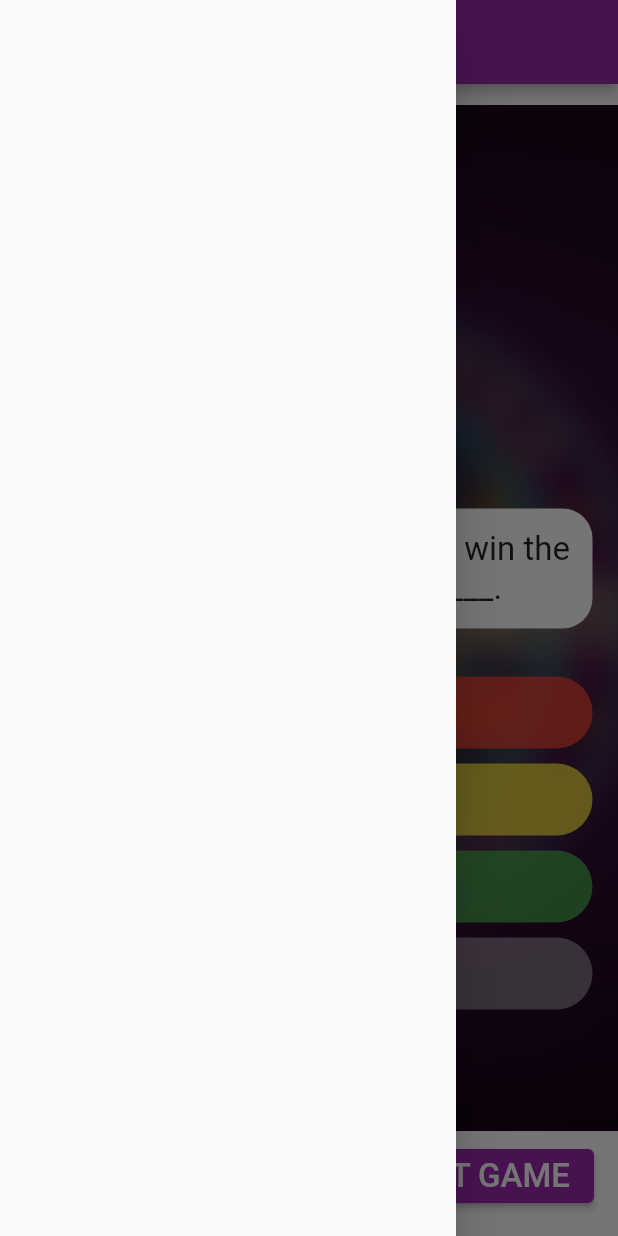
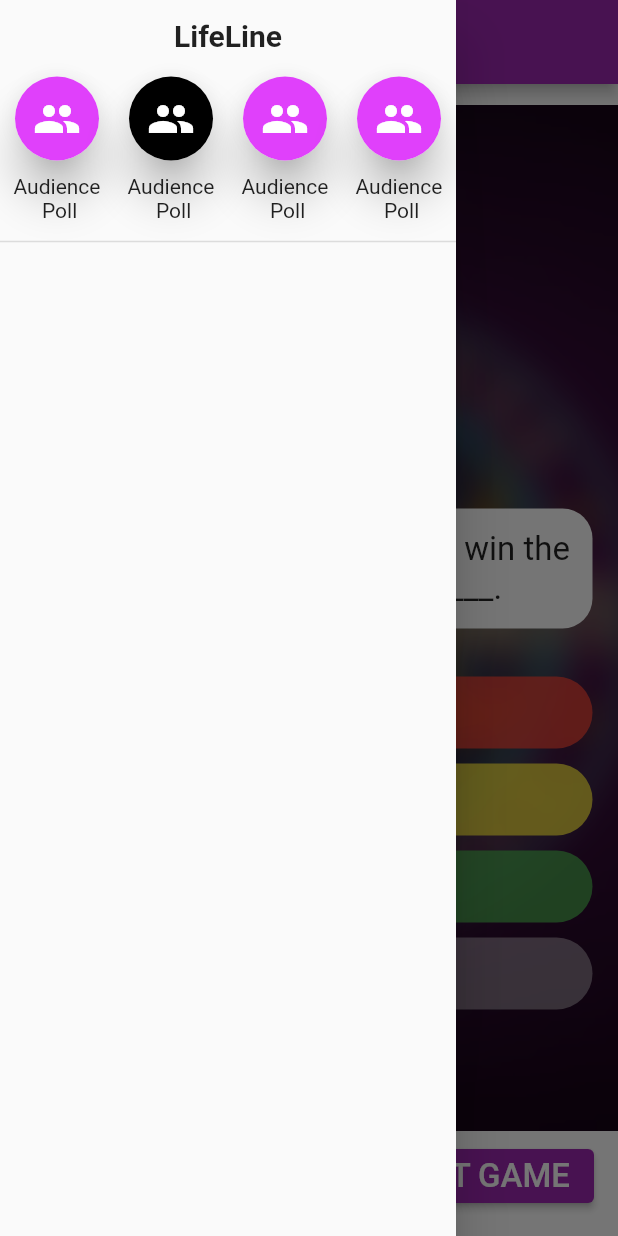
Before and after one commit to akagrawal96/kbc_quiz_app, a Flutter app: the screen it shows after launch, with the side drawer open, on a phone screen of 412 x 824 dp. Run offline on Flutter 3.47's test engine with Material 2 defaults, Android fonts, the phone set to English and light mode, and no system bars; drawn by our look-alikes of overlay_support; our stand-ins replace carousel_slider, cloud_firestore, firebase_auth, firebase_core, flutter_signin_button, fluttertoast and 3 more; accounts and stored records are empty.

Commit message:
day1 completed

```diff
--- a/lib/screens/Question.dart
+++ b/lib/screens/Question.dart
@@ -1,4 +1,5 @@
 import 'package:flutter/material.dart';
+import 'package:kbc_quiz_app/widgets/lifeline_sidebar.dart';
 
 
 class Question extends StatefulWidget {
@@ -23,7 +24,7 @@ class _QuestionState extends State<Question> {
       child: Scaffold(
         backgroundColor: Colors.transparent,
         appBar: AppBar(title: Text("Rs. 20000",style: TextStyle(fontSize: 25),),centerTitle: true,),
-        drawer: Drawer(),
+        drawer: Lifeline_Drawer(),
         floatingActionButton: ElevatedButton(child: Text("QUIT GAME",style:
           TextStyle(fontSize: 22),),onPressed: (){},),
         body: Column(
--- /dev/null
+++ b/lib/widgets/lifeline_sidebar.dart
@@ -0,0 +1,100 @@
+import 'package:flutter/material.dart';
+
+class Lifeline_Drawer extends StatefulWidget {
+  const Lifeline_Drawer({super.key});
+
+  @override
+  State<Lifeline_Drawer> createState() => _Lifeline_DrawerState();
+}
+
+class _Lifeline_DrawerState extends State<Lifeline_Drawer> {
+  @override
+  Widget build(BuildContext context) {
+    return Drawer(
+      child: SafeArea(
+        child: Column(
+          children: [
+            Container(
+              margin: EdgeInsets.symmetric(vertical: 12),
+              child: Text("LifeLine",style: TextStyle(fontSize: 20,
+                  fontWeight:FontWeight.bold ),),
+            ),
+            Row(
+              mainAxisAlignment: MainAxisAlignment.spaceAround,
+              children: [
+                Column(
+                  children: [
+                    Card(
+                      elevation: 12,
+                      shape: RoundedRectangleBorder(borderRadius: BorderRadius.circular(32)),
+                      child: Container(
+                        padding: EdgeInsets.all(12),
+                        decoration: BoxDecoration(
+                            shape: BoxShape.circle, color: Colors.purpleAccent),
+                        child: Icon(Icons.people,size: 32,color: Colors.white,),
+                      ),
+                    ),
+                    SizedBox(height: 5,),
+                    Text("Audience\n Poll",textAlign: TextAlign.center,)
+                  ],
+                ),
+                Column(
+                  children: [
+                    Card(
+                      elevation: 12,
+                      shape: RoundedRectangleBorder(borderRadius: BorderRadius.circular(32)),
+                      child: Container(
+                        padding: EdgeInsets.all(12),
+                        decoration: BoxDecoration(
+                            shape: BoxShape.circle, color: Colors.black),
+                        child: Icon(Icons.people,size: 32,color: Colors.white,),
+                      ),
+                    ),
+                    SizedBox(height: 5,),
+                    Text("Audience\n Poll",textAlign: TextAlign.center,)
+                  ],
+                ),
+                Column(
+                  children: [
+                    Card(
+                      elevation: 12,
+                      shape: RoundedRectangleBorder(borderRadius: BorderRadius.circular(32)),
+                      child: Container(
+                        padding: EdgeInsets.all(12),
+                        decoration: BoxDecoration(
+                            shape: BoxShape.circle, color: Colors.purpleAccent),
+                        child: Icon(Icons.people,size: 32,color: Colors.white,),
+                      ),
+                    ),
+                    SizedBox(height: 5,),
+                    Text("Audience\n Poll",textAlign: TextAlign.center,)
+                  ],
+                ),
+                Column(
+                  children: [
+                    Card(
+                      elevation: 12,
+                      shape: RoundedRectangleBorder(borderRadius: BorderRadius.circular(32)),
+                      child: Container(
+                        padding: EdgeInsets.all(12),
+                        decoration: BoxDecoration(
+                            shape: BoxShape.circle, color: Colors.purpleAccent),
+                        child: Icon(Icons.people,size: 32,color: Colors.white,),
+                      ),
+                    ),
+                    SizedBox(height: 5,),
+                    Text("Audience\n Poll",textAlign: TextAlign.center,)
+                  ],
+                ),
+              ],
+            ),
+SizedBox(height: 5,),
+            Divider(
+              color:Colors.black12,thickness: 1,
+            )
+          ],
+        ),
+      ),
+    );
+  }
+}
```
